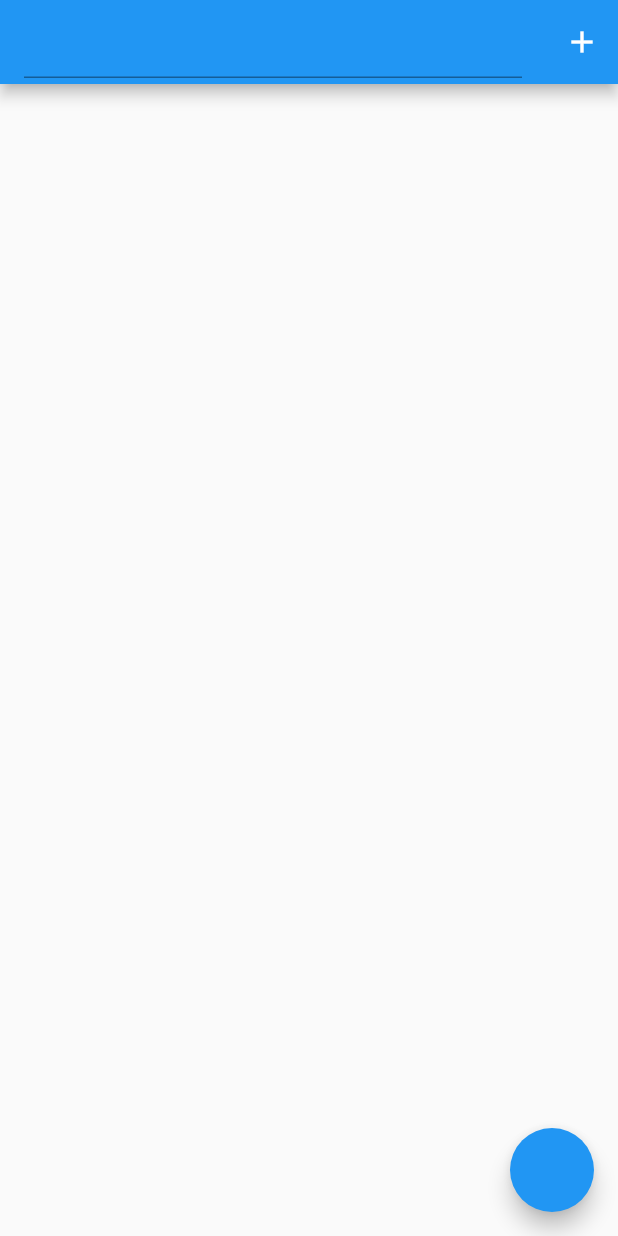
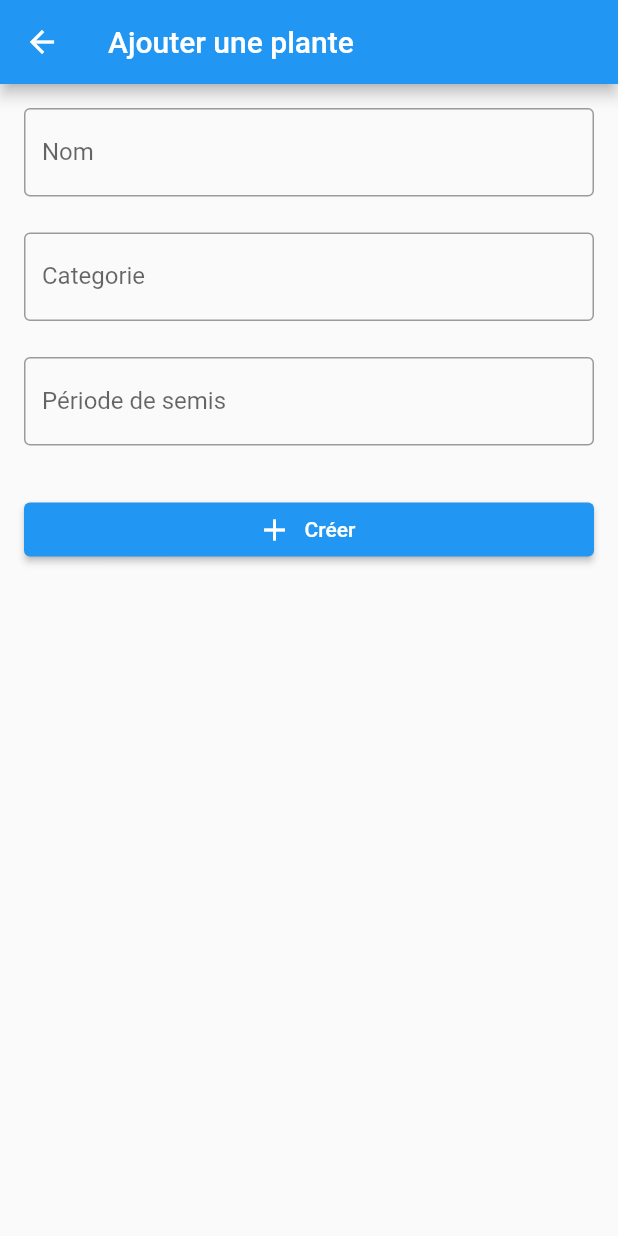
Before and after one commit to TontonduWeb/seeds-growing, a Flutter app: the screen it shows after launch, after a tap on the "add" icon, on a phone screen of 412 x 824 dp. Run offline on Flutter 3.47's test engine with Material 2 defaults, Android fonts, the light colour scheme and no system bars; drawn by our look-alikes of datetime_picker_formfield; our stand-ins replace cloud_firestore, firebase_core; accounts and stored records are empty; statements that could not run were skipped.

Commit message:
make plant crud

```diff
--- /dev/null
+++ b/lib/add_plant_page.dart
@@ -0,0 +1,76 @@
+import 'package:cloud_firestore/cloud_firestore.dart';
+import 'package:intl/intl.dart';
+import 'package:flutter/material.dart';
+import 'package:seeds/plant.dart';
+import 'package:datetime_picker_formfield/datetime_picker_formfield.dart';
+
+class AddPlantPage extends StatefulWidget {
+  const AddPlantPage({super.key});
+
+  @override
+  State<AddPlantPage> createState() => _AddPlantPageState();
+}
+
+class _AddPlantPageState extends State<AddPlantPage> {
+  final format = DateFormat("yyyy-MM-dd");
+  final controllerName = TextEditingController();
+  final controllerCategorie = TextEditingController();
+  final controllerDate = TextEditingController();
+  @override
+  Widget build(BuildContext context) => Scaffold(
+        appBar: AppBar(
+          title: const Text('Ajouter une plante'),
+        ),
+        body: ListView(
+          padding: const EdgeInsets.all(16),
+          children: <Widget>[
+            TextField(
+              controller: controllerName,
+              decoration: decoration('Nom'),
+            ),
+            const SizedBox(height: 24),
+            TextField(
+              controller: controllerCategorie,
+              decoration: decoration('Categorie'),
+            ),
+            const SizedBox(height: 24),
+            DateTimeField(
+              controller: controllerDate,
+              decoration: decoration('Période de semis'),
+              format: format,
+              onShowPicker: (context, currentValue) {
+                return showDatePicker(
+                    context: context,
+                    firstDate: DateTime(1900),
+                    initialDate: currentValue ?? DateTime.now(),
+                    lastDate: DateTime(2100));
+              },
+            ),
+            const SizedBox(height: 32),
+            ElevatedButton.icon(
+              label: const Text('Créer'),
+              onPressed: () {
+                final plant = Plant(
+                    name: controllerName.text,
+                    categorie: controllerCategorie.text,
+                    date: DateTime.parse(controllerDate.text));
+                createPlant(plant);
+                Navigator.pop(context);
+              },
+              icon: const Icon(Icons.add),
+            )
+          ],
+        ),
+      );
+
+  InputDecoration decoration(String label) => InputDecoration(
+        labelText: label,
+        border: const OutlineInputBorder(),
+      );
+
+  Future createPlant(Plant plant) async {
+    final docPlant = FirebaseFirestore.instance.collection('plants').doc();
+    final json = plant.toJson();
+    await docPlant.set(json);
+  }
+}
--- a/lib/main.dart
+++ b/lib/main.dart
@@ -1,3 +1,5 @@
+import 'package:seeds/plant_page.dart';
+
 import 'firebase_options.dart';
 import 'package:cloud_firestore/cloud_firestore.dart';
 import 'package:firebase_core/firebase_core.dart';
@@ -6,7 +8,7 @@ import 'package:flutter/material.dart';
 import 'dart:async';
 
 import 'package:seeds/plant.dart';
-import 'package:seeds/plant_page.dart';
+import 'package:seeds/add_plant_page.dart';
 
 void main() async {
   WidgetsFlutterBinding.ensureInitialized();
@@ -22,6 +24,9 @@ class MyApp extends StatelessWidget {
   @override
   Widget build(BuildContext context) {
     return MaterialApp(
+      routes: {
+        PlantPage.routeName: (context) => const PlantPage(),
+      },
       title: 'Flutter Demo',
       theme: ThemeData(
         primarySwatch: Colors.blue,
@@ -50,24 +55,21 @@ class _MyHomePageState extends State<MyHomePage> {
   Stream<List<Plant>> readPlants() => FirebaseFirestore.instance
       .collection('plants')
       .snapshots()
-      .map((snapshot) =>
-          snapshot.docs.map((doc) => Plant.fromJson(doc.data())).toList());
+      .map((snapshot) => snapshot.docs
+          .map(
+            (doc) => Plant.fromJson(
+              {
+                ...doc.data(),
+                'id': doc.id,
+              },
+            ),
+          )
+          .toList());
 
   @override
   Widget build(BuildContext context) => Scaffold(
         appBar: AppBar(
-          title: TextField(controller: controller),
-          actions: [
-            IconButton(
-              icon: const Icon(Icons.add),
-              onPressed: () {
-                final name = controller.text;
-                final categorie = controller.text;
-                final date = DateTime.parse(controller.text);
-                createPlant(name: name, categorie: categorie, date: date);
-              },
-            )
-          ],
+          title: const Text('Toutes vos plantes'),
         ),
         body: StreamBuilder<List<Plant>>(
           stream: readPlants(),
@@ -75,7 +77,7 @@ class _MyHomePageState extends State<MyHomePage> {
             if (snapshot.hasData) {
               final plants = snapshot.data!;
               return ListView(
-                children: plants.map(buildPlant).toList(),
+                children: plants.map((plant) => buildPlant(plant)).toList(),
               );
             } else {
               return const Center(child: CircularProgressIndicator());
@@ -83,11 +85,12 @@ class _MyHomePageState extends State<MyHomePage> {
           },
         ),
         floatingActionButton: FloatingActionButton(
+          child: const Icon(Icons.add),
           onPressed: () {
             Navigator.push(
                 context,
                 MaterialPageRoute(
-                  builder: (context) => const PlantPage(),
+                  builder: (context) => const AddPlantPage(),
                 ));
           },
         ),
@@ -104,11 +107,17 @@ class _MyHomePageState extends State<MyHomePage> {
 
     await docPlant.set(json);
   }
+
+  Widget buildPlant(Plant plant) => ListTile(
+        onTap: () {
+          Navigator.pushNamed(context, PlantPage.routeName,
+              arguments: Plant(
+                  id: plant.id,
+                  name: plant.name,
+                  categorie: plant.categorie,
+                  date: plant.date));
+        },
+        title: Text(plant.name),
+        subtitle: Text(plant.categorie),
+      );
 }
-
-Widget buildPlant(Plant plant) => ListTile(
-      title: Text(plant.name),
-      subtitle: Text(plant.categorie),
-      trailing: Text('${plant.date}'),
-      isThreeLine: true,
-    );
--- a/lib/plant.dart
+++ b/lib/plant.dart
@@ -1,7 +1,7 @@
 import 'package:cloud_firestore/cloud_firestore.dart';
 
 class Plant {
-  String id;
+  final String id;
   final String name;
   final String categorie;
   final DateTime date;
@@ -16,6 +16,7 @@ class Plant {
       {'id': id, 'name': name, 'categorie': categorie, 'date': date};
 
   static Plant fromJson(Map<String, dynamic> json) => Plant(
+        id: json['id'],
         name: json['name'],
         categorie: json['categorie'],
         date: (json['date'] as Timestamp).toDate(),
```
Also changed, not shown: lib/plant_page.dart (+51 -20 lines).
